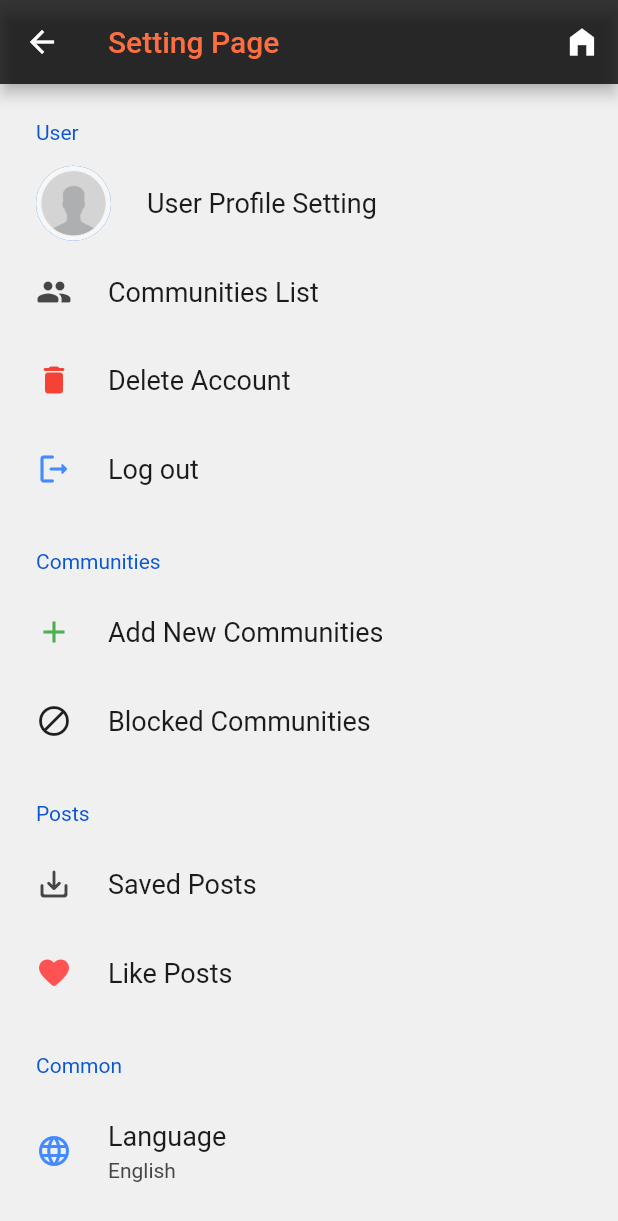
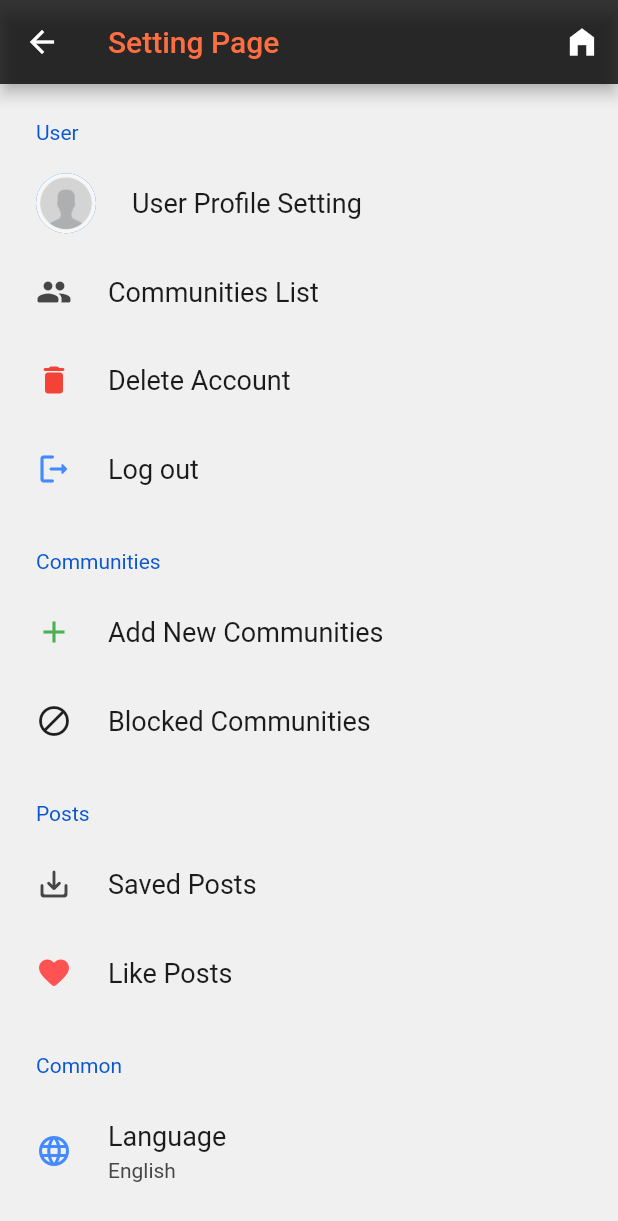
Before and after one commit to Hossein-sfa/Reddit, a Flutter app: the Setting screen opened directly with empty values, on a phone screen of 412 x 824 dp. Shown: the top 1221 px of the screen. Run offline on Flutter 3.47's test engine with Material 2 defaults, Android fonts, the phone set to English and light mode, and no system bars; drawn by our look-alikes of settings_ui; our stand-ins replace image_picker, motion_toast, shamsi_date; accounts and stored records are empty.

Commit message:
update setting dart - fix circle avatar & add some action when gesturing on it

```diff
--- a/lib/Setting.dart
+++ b/lib/Setting.dart
@@ -1,5 +1,8 @@
 import 'package:flutter/material.dart';
 import 'package:settings_ui/settings_ui.dart';
+import 'AboutUs.dart';
+import 'ToHome.dart';
+import 'addCommunitie.dart';
 
 class Setting extends StatefulWidget {
   const Setting({required Key key}) : super(key: key);
@@ -18,21 +21,37 @@ class _SettingPage extends State<Setting> {
           title: const Text("Setting Page",
               style: TextStyle(color: Colors.deepOrangeAccent)),
           actions: [
-            IconButton(onPressed: () {}, icon: const Icon(Icons.home_filled))
+            IconButton(onPressed: () {
+              Navigator.push(
+                context,
+                MaterialPageRoute(
+                  builder: (_) {
+                    return  const ToHome (
+                    );
+                  },
+                ),
+              );
+            }, icon: const Icon(Icons.home_filled))
             //ToDo => it must go to feed page
           ],
         ),
         body: SettingsList(
           sections: [
-            SettingsSection(title: const Text('User'), tiles: [
+            SettingsSection(
+                title: const Text('User', textAlign: TextAlign.left),
+                tiles: [
                   SettingsTile(
-                leading: CircleAvatar(
-                    radius: 25,
-                    backgroundImage:
-                        const AssetImage('assets/images/circleAvatar.png'),
+                    leading: Row(
+                      children: [
+                        CircleAvatar(
+                          //radius: 20,
+                            backgroundImage: const AssetImage(
+                                'assets/images/circleAvatar.png'),
                             child: InkWell(
                               onTap: () {},
                             )),
+                      ],
+                    ),
                     title: const Text('User Profile Setting'),
                     //ToDo => add new communities
                   ),
@@ -46,7 +65,9 @@ class _SettingPage extends State<Setting> {
                   SettingsTile(
                     title: const Text('Delete Account'),
                     leading: InkWell(
-                  child: const Icon(Icons.delete_rounded, color: Colors.red),
+                      child:
+                      const Icon(Icons.delete_rounded, color: Colors.red),
+
                       //ToDo => delete account from list ang go to Login page
                       onTap: () {},
                     ),
@@ -63,43 +84,91 @@ class _SettingPage extends State<Setting> {
                 ]),
             SettingsSection(title: const Text('Communities'), tiles: [
               SettingsTile(
+
                 title: const Text('Add New Communities'),
-                leading: const Icon(
+                leading: //ToDo => add new communities
+                InkWell(
+                  child: const Icon(
                     Icons.add,
                     color: Colors.green,
-                ), //ToDo => add new communities
+                  ),
+                  //ToDO => Go to login page
+                  onTap: () {
+                    Navigator.push(
+                      context,
+                      MaterialPageRoute(
+                        builder: (_) {
+                          return  const CreateProfile(
+                            key: Key("Add Communities"),
+                          );
+                        },
+                      ),
+                    );
+                  },
+                ),
               ),
               SettingsTile(
                 title: const Text('Blocked Communities'),
-                leading: const Icon(
+                leading: InkWell(
+                  child: const Icon(
                     Icons.block_rounded,
                     color: Colors.black87,
+                  ),
+                  //ToDO => Go to login page
+                  onTap: () {},
                 ),
               ),
             ]),
             SettingsSection(title: const Text('Posts'), tiles: [
               SettingsTile(
                 title: const Text('Saved Posts'),
-                leading: const Icon(Icons.save_alt_rounded),
+                leading:
+                InkWell(
+                  child: const Icon(Icons.save_alt_rounded),
+                  //ToDO => Go to login page
+                  onTap: () {},
+                ),
               ),
               SettingsTile(
                 title: const Text('Like Posts'),
                 leading:
-                    const Icon(Icons.favorite_rounded, color: Colors.redAccent),
+                InkWell(
+                  child: const Icon(Icons.favorite_rounded, color: Colors.redAccent),
+                  //ToDO => Go to login page
+                  onTap: () {},
+                ),
               ),
             ]),
             SettingsSection(title: const Text('Common'), tiles: [
               SettingsTile(
                 title: const Text('Language'),
                 description: const Text('English'),
-                leading: const Icon(
-                  Icons.language,
-                  color: Colors.blueAccent,
+                leading: //
+                InkWell(
+                  child: const Icon(Icons.language, color: Colors.blueAccent,),
+                  //ToDO => Go to login page
+                  onTap: () {},
                 ),
               ),
               SettingsTile(
                 title: const Text('About Us'),
-                leading: const Icon(Icons.phone, color: Colors.brown),
+                leading://
+                InkWell(
+                  child: const Icon(Icons.phone, color: Colors.brown),
+                  //ToDO => Go to login page
+                  onTap: () {
+                    Navigator.push(
+                      context,
+                      MaterialPageRoute(
+                        builder: (_) {
+                          return  const ABUS (
+                            key: Key("About us"),
+                          );
+                        },
+                      ),
+                    );
+                  },
+                ),
               ),
             ]),
           ],
```
Lines whose indentation alone changed are shown as unchanged.
